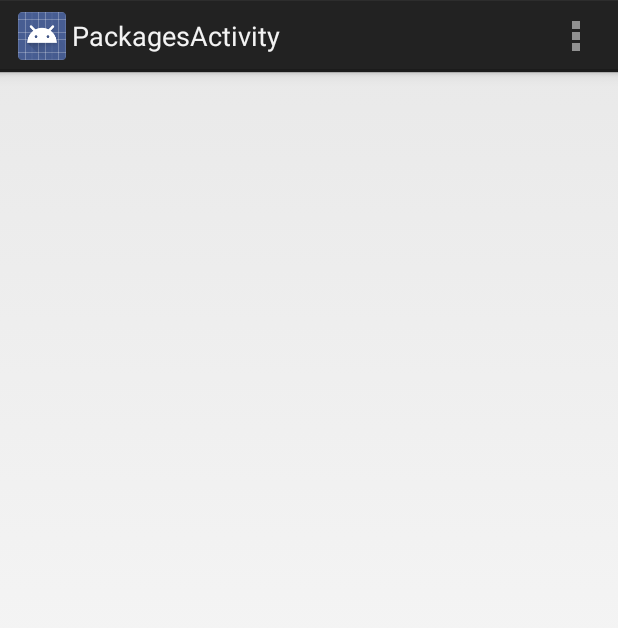
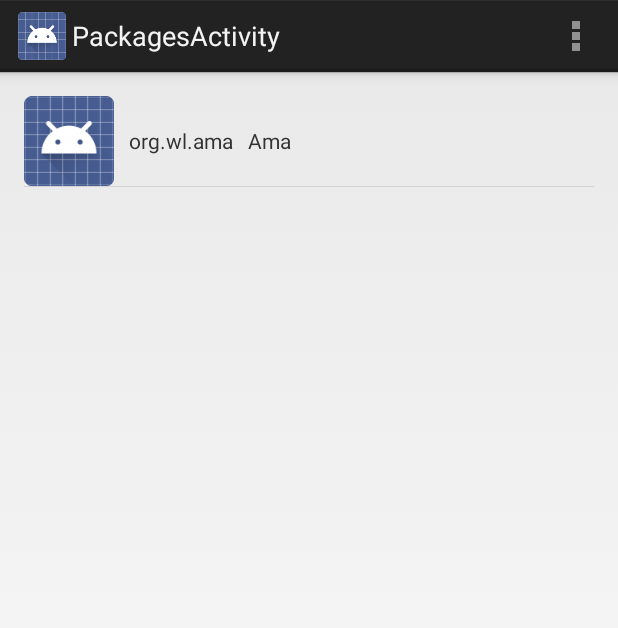
Before and after one commit to wiiiky/lucy, an Android app: the PackagesActivity screen opened directly, with no data from a screen before it, on a phone screen of 412 x 824 dp. Shown: the top 628 px of the screen. Run offline under Robolectric (Android 15) with nearby library versions, the phone set to English and light mode, and no system bars.

Commit message:
ama:getPackageManager

```diff
--- /dev/null
+++ b/ama/app/src/main/java/org/wl/ama/PackageListAdapter.java
@@ -0,0 +1,72 @@
+package org.wl.ama;
+
+import android.content.Context;
+import android.view.LayoutInflater;
+import android.view.View;
+import android.view.ViewGroup;
+import android.widget.Adapter;
+import android.widget.BaseAdapter;
+import android.widget.ImageView;
+import android.widget.TextView;
+
+import java.util.ArrayList;
+
+/**
+ * Created by wiky on 9/19/14.
+ */
+public class PackageListAdapter extends BaseAdapter {
+    private ArrayList<PackageListModel> data;
+    private Context mContext;
+
+    public PackageListAdapter(Context context,ArrayList<PackageListModel> list){
+        data=list;
+        mContext=context;
+    }
+
+    @Override
+    public int getCount() {
+        return data.size();
+    }
+
+    @Override
+    public Object getItem(int i) {
+        return data.get(i);
+    }
+
+    @Override
+    public long getItemId(int i) {
+        return i;
+    }
+
+    @Override
+    public View getView(int i, View view, ViewGroup viewGroup) {
+        ViewHolder holder=getViewHolder(view);
+        PackageListModel d=(PackageListModel)getItem(i);
+        holder.icon.setImageDrawable(d.icon);
+        holder.packageName.setText(d.packageName);
+        holder.appName.setText(d.appName);
+        return holder.view;
+    }
+
+    private final class ViewHolder{
+        public View view;
+        public ImageView icon;
+        public TextView packageName;
+        public TextView appName;
+    }
+
+    private ViewHolder getViewHolder(View v){
+        ViewHolder holder=null;
+        if(v==null){
+            holder=new ViewHolder();
+            holder.view= LayoutInflater.from(mContext).inflate(R.layout.listview_packages_item,null);
+            holder.icon=(ImageView)holder.view.findViewById(R.id.imgIcon);
+            holder.packageName=(TextView)holder.view.findViewById(R.id.tvPackageName);
+            holder.appName=(TextView)holder.view.findViewById(R.id.tvAppName);
+            holder.view.setTag(holder);
+        }else{
+            holder=(ViewHolder)v.getTag();
+        }
+        return holder;
+    }
+}
--- /dev/null
+++ b/ama/app/src/main/java/org/wl/ama/PackageListModel.java
@@ -0,0 +1,18 @@
+package org.wl.ama;
+
+import android.graphics.drawable.Drawable;
+
+/**
+ * Created by wiky on 9/19/14.
+ */
+public class PackageListModel {
+    public Drawable icon;
+    public String packageName;
+    public String appName;
+
+    public PackageListModel(Drawable icon,String packageName,String appName){
+        this.icon=icon;
+        this.packageName=packageName;
+        this.appName=appName;
+    }
+}
--- a/ama/app/src/main/java/org/wl/ama/PackagesActivity.java
+++ b/ama/app/src/main/java/org/wl/ama/PackagesActivity.java
@@ -1,22 +1,42 @@
 package org.wl.ama;
 
 import android.app.Activity;
+import android.content.pm.PackageInfo;
+import android.content.pm.PackageManager;
 import android.os.Bundle;
 import android.view.Menu;
 import android.view.MenuItem;
 import android.widget.ListView;
 
+import java.util.ArrayList;
+import java.util.List;
+
 
 public class PackagesActivity extends Activity {
 
     private ListView listPackages=null;
+    private PackageListAdapter packageListAdapter=null;
 
     @Override
     protected void onCreate(Bundle savedInstanceState) {
         super.onCreate(savedInstanceState);
         setContentView(R.layout.activity_packages);
 
+        ArrayList<PackageListModel> list=new ArrayList<PackageListModel>();
+        PackageManager manager=getPackageManager();
+        List<PackageInfo> packages=manager.getInstalledPackages(0);
+        for (int i=0;i<packages.size();i++){
+            PackageInfo info=packages.get(i);
+            PackageListModel model=new PackageListModel(
+                    info.applicationInfo.loadIcon(manager),
+                    info.packageName,
+                    info.applicationInfo.loadLabel(manager).toString());
+            list.add(model);
+        }
+
         listPackages=(ListView)findViewById(R.id.listPackages);
+        packageListAdapter=new PackageListAdapter(this,list);
+        listPackages.setAdapter(packageListAdapter);
     }
 
 
--- /dev/null
+++ b/ama/app/src/main/res/layout/listview_packages_item.xml
@@ -0,0 +1,34 @@
+<?xml version="1.0" encoding="utf-8"?>
+
+<LinearLayout
+    xmlns:android="http://schemas.android.com/apk/res/android"
+    android:orientation="horizontal"
+    android:layout_width="match_parent"
+    android:layout_height="match_parent"
+    android:id="@+id/view">
+
+    <ImageView
+        android:id="@+id/imgIcon"
+        android:layout_width="60dp"
+        android:layout_height="60dp"
+        android:layout_gravity="center_vertical"
+        android:src="@drawable/ic_launcher"/>
+
+    <TextView
+        android:id="@+id/tvPackageName"
+        android:layout_width="wrap_content"
+        android:layout_height="wrap_content"
+        android:layout_gravity="center_vertical"
+        android:layout_marginLeft="10dp"
+        android:text="org.wl.ama"/>
+
+    <TextView
+        android:id="@+id/tvAppName"
+        android:layout_width="wrap_content"
+        android:layout_height="wrap_content"
+        android:layout_gravity="center_vertical"
+        android:layout_marginLeft="10dp"
+        android:text="AMA"
+        />
+
+</LinearLayout>
```
